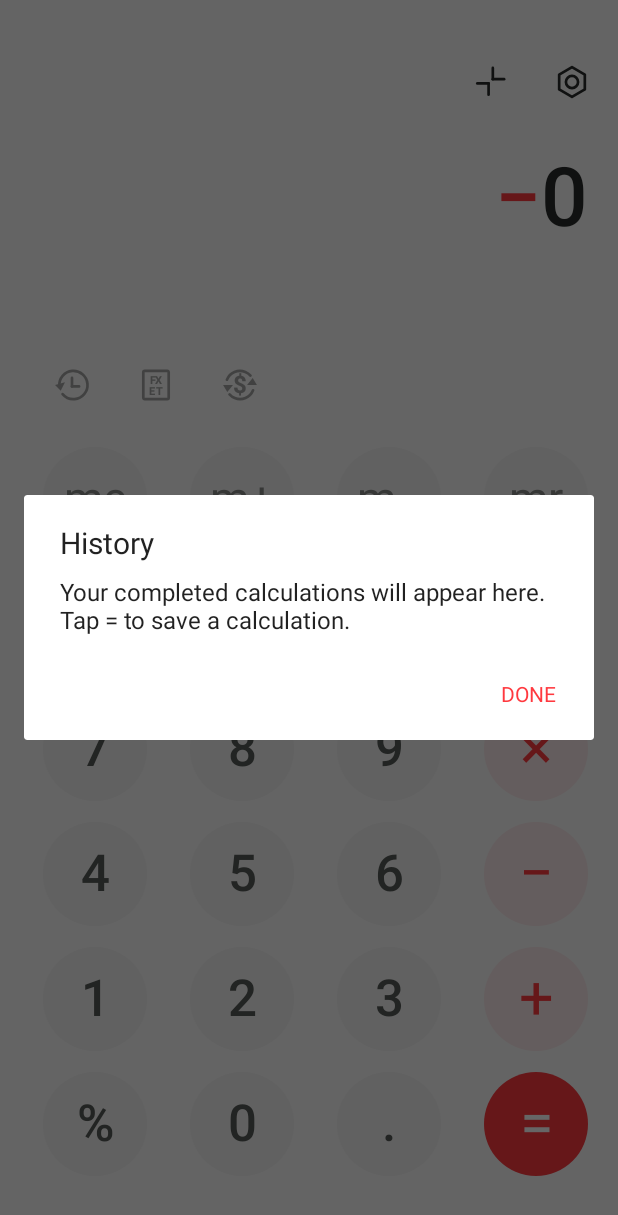
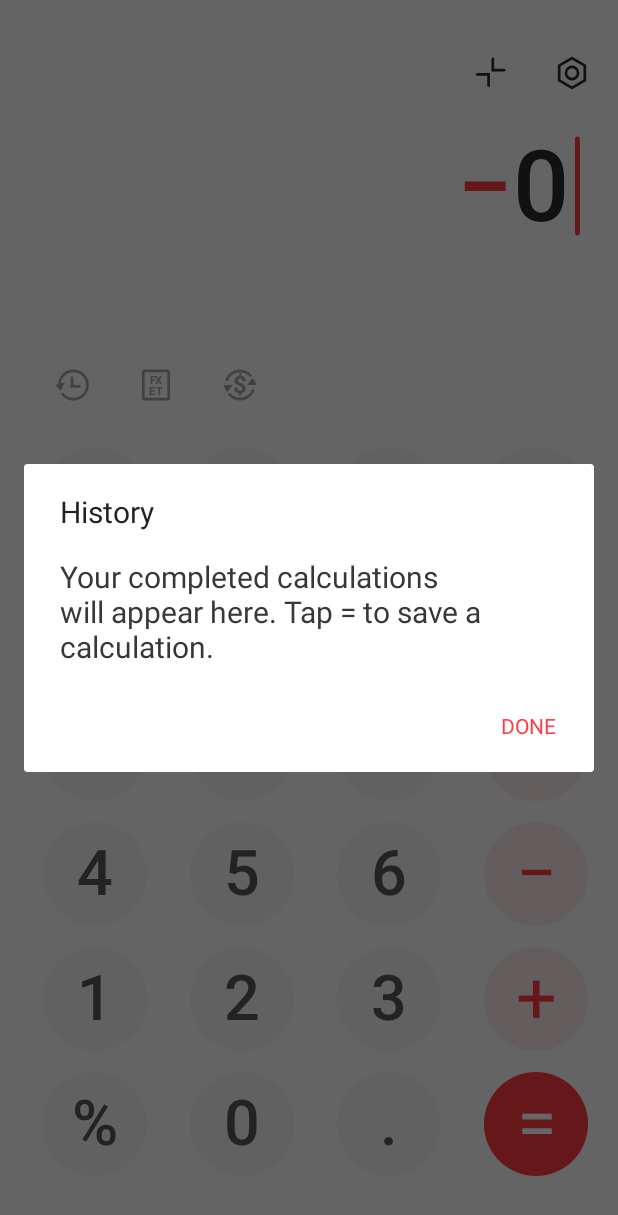
Before and after one commit to Shirochi-stack/coral-calculator, an Android app: the screen it shows after launch (MainActivity), after a tap on "Calculation history", on a phone screen of 412 x 824 dp. Shown: the top 1215 px of the screen. Run offline under Robolectric (Android 15) with nearby library versions, the phone set to English and light mode, and no system bars; 3 other taps on this screen came first.

Commit message:
Enlarge text for easier reading and add a blinking entry caret
Display digits, key labels, and dialog text are larger. A coral caret
blinks after the expression while a number is being entered, and hides
once a calculation is completed. Bump version to 1.0.6.

Co-Authored-By: Claude Fable 5.2 <noreply@anthropic.com>
Claude-Session: https://claude.ai/code/session_01TYEWpS9UBcWYotH9Ysh4kh

```diff
--- a/app/build.gradle
+++ b/app/build.gradle
@@ -10,8 +10,8 @@ android {
         applicationId 'com.coral.calculator'
         minSdk 26
         targetSdk 35
-        versionCode 6
-        versionName '1.0.5'
+        versionCode 7
+        versionName '1.0.6'
     }
 
     buildFeatures {
--- a/app/src/main/java/com/coral/calculator/CalculatorLayout.java
+++ b/app/src/main/java/com/coral/calculator/CalculatorLayout.java
@@ -30,7 +30,7 @@ public final class CalculatorLayout extends ViewGroup {
     private static final int INK = Color.rgb(41, 43, 42);
     private static final int MUTED = Color.rgb(162, 164, 163);
     public interface Listener { void onKey(String key); void onTool(String tool); }
-    private final TextView expression;
+    private final DisplayView expression;
     private final TextView result;
     private final View[] tools = new View[5];
     private final View[] keys = new View[24];
@@ -101,8 +101,8 @@ public final class CalculatorLayout extends ViewGroup {
         setDark(false);
     }
 
-    private TextView display(Context context, int color, String font) {
-        TextView view = new TextView(context);
+    private DisplayView display(Context context, int color, String font) {
+        DisplayView view = new DisplayView(context);
         view.setTextColor(color);
         view.setGravity(Gravity.RIGHT | Gravity.CENTER_VERTICAL);
         view.setIncludeFontPadding(false);
@@ -132,6 +132,7 @@ public final class CalculatorLayout extends ViewGroup {
                 styled.setSpan(new ForegroundColorSpan(CORAL), i, i + 1, Spanned.SPAN_EXCLUSIVE_EXCLUSIVE);
         }
         expression.setText(styled);
+        expression.showCaret(!completed);
         expression.setContentDescription("Expression: " + equation);
         result.setText(preview);
         applyDisplayColors();
@@ -156,7 +157,7 @@ public final class CalculatorLayout extends ViewGroup {
         final int color;
 
         DisplayPose(TextView view) {
-            right = view.getRight() + view.getTranslationX();
+            right = view.getRight() - view.getPaddingRight() + view.getTranslationX();
             centerY = (view.getTop() + view.getBottom()) / 2f + view.getTranslationY();
             textSize = view.getTextSize() * view.getScaleX();
             alpha = view.getAlpha();
@@ -215,7 +216,7 @@ public final class CalculatorLayout extends ViewGroup {
         float remaining = 1 - progress;
         float scale = from.textSize / view.getTextSize();
         float offset = repeated ? contentWidth * .012f : 0;
-        view.setTranslationX((from.right - view.getRight()) * remaining);
+        view.setTranslationX((from.right - (view.getRight() - view.getPaddingRight())) * remaining);
         view.setTranslationY((from.centerY - (view.getTop() + view.getBottom()) / 2f + offset) * remaining);
         view.setScaleX(1 + (scale - 1) * remaining);
         view.setScaleY(1 + (scale - 1) * remaining);
@@ -267,16 +268,18 @@ public final class CalculatorLayout extends ViewGroup {
         for (int i = 0; i < keys.length; i++) {
             keys[i].measure(exact(diameter), exact(diameter));
             if (keys[i] instanceof TextView) {
-                float size = i < 4 ? .073f : i == 4 ? .063f : i == 6 ? .065f : i % 4 == 3 ? .098f : .082f;
+                float size = i < 4 ? .084f : i == 4 ? .078f : i == 6 ? .074f : i % 4 == 3 ? .116f : .102f;
                 ((TextView) keys[i]).setTextSize(TypedValue.COMPLEX_UNIT_PX, (landscape ? diameter / .169f : w) * size);
             }
         }
         int touchSize = Math.round(Math.max(48 * getResources().getDisplayMetrics().density, w * .092f));
         for (View tool : tools) tool.measure(exact(touchSize), exact(touchSize));
-        expression.setAutoSizeTextTypeUniformWithConfiguration(12, Math.max(13, Math.round(w * (completed ? .072f : .132f))), 1, TypedValue.COMPLEX_UNIT_PX);
-        result.setAutoSizeTextTypeUniformWithConfiguration(12, Math.max(13, Math.round(w * (completed ? .132f : .08f))), 1, TypedValue.COMPLEX_UNIT_PX);
-        expression.measure(exact(Math.round(w * .88f)), exact(Math.round(w * (completed ? .10f : .166f))));
-        result.measure(exact(Math.round(w * .88f)), exact(Math.round(w * (completed ? .166f : .105f))));
+        // Room for the blinking caret that follows the number being entered.
+        expression.setPadding(0, 0, completed ? 0 : Math.round(w * .03f), 0);
+        expression.setAutoSizeTextTypeUniformWithConfiguration(12, Math.max(13, Math.round(w * (completed ? .095f : .16f))), 1, TypedValue.COMPLEX_UNIT_PX);
+        result.setAutoSizeTextTypeUniformWithConfiguration(12, Math.max(13, Math.round(w * (completed ? .16f : .11f))), 1, TypedValue.COMPLEX_UNIT_PX);
+        expression.measure(exact(Math.round(w * .88f)), exact(Math.round(w * (completed ? .125f : .20f))));
+        result.measure(exact(Math.round(w * .88f)), exact(Math.round(w * (completed ? .20f : .135f))));
     }
 
     private static int exact(int size) { return MeasureSpec.makeMeasureSpec(size, MeasureSpec.EXACTLY); }
@@ -312,9 +315,9 @@ public final class CalculatorLayout extends ViewGroup {
         center(tools[2], x + w * .117f, utilityY);
         center(tools[3], x + w * .252f, utilityY);
         center(tools[4], x + w * .388f, utilityY);
-        float expressionY = utilityY - w * .385f;
+        float expressionY = utilityY - w * .42f;
         place(expression, x + w * .072f, expressionY);
-        place(result, x + w * .072f, utilityY - w * (completed ? .265f : .202f));
+        place(result, x + w * .072f, utilityY - w * (completed ? .285f : .215f));
         float headerY = top + Math.max(w * .077f, (expressionY - top) * .46f) + w * .024f;
         center(tools[0], x + w * .793f, headerY);
         center(tools[1], x + w * .925f, headerY);
@@ -322,7 +325,7 @@ public final class CalculatorLayout extends ViewGroup {
     }
 
     private void finishDisplayLayout(boolean changed) {
-        expression.setPivotX(expression.getWidth());
+        expression.setPivotX(expression.getWidth() - expression.getPaddingRight());
         expression.setPivotY(expression.getHeight() / 2f);
         result.setPivotX(result.getWidth());
         result.setPivotY(result.getHeight() / 2f);
@@ -333,6 +336,65 @@ public final class CalculatorLayout extends ViewGroup {
         } else if (changed) {
             stopDisplayAnimation();
             applyDisplayColors();
+        }
+    }
+
+    /** Display line that can show a blinking text caret after its right-aligned content. */
+    private static final class DisplayView extends TextView {
+        private static final long BLINK_MS = 500;
+        private final Paint caretPaint = new Paint(Paint.ANTI_ALIAS_FLAG);
+        private final Runnable blink = new Runnable() {
+            @Override public void run() {
+                caretOn = !caretOn;
+                invalidate();
+                postDelayed(this, BLINK_MS);
+            }
+        };
+        private boolean caret;
+        private boolean caretOn;
+
+        DisplayView(Context context) {
+            super(context);
+            caretPaint.setColor(CORAL);
+        }
+
+        /** Also restarts the blink, so the caret stays solid while keys are being pressed. */
+        void showCaret(boolean show) {
+            caret = show;
+            restartBlink();
+        }
+
+        private void restartBlink() {
+            removeCallbacks(blink);
+            caretOn = caret;
+            invalidate();
+            if (caret && isAttachedToWindow() && getWindowVisibility() == VISIBLE) postDelayed(blink, BLINK_MS);
+        }
+
+        @Override protected void onAttachedToWindow() {
+            super.onAttachedToWindow();
+            restartBlink();
+        }
+
+        @Override protected void onDetachedFromWindow() {
+            removeCallbacks(blink);
+            super.onDetachedFromWindow();
+        }
+
+        @Override protected void onWindowVisibilityChanged(int visibility) {
+            super.onWindowVisibilityChanged(visibility);
+            restartBlink();
+        }
+
+        @Override protected void onDraw(Canvas canvas) {
+            super.onDraw(canvas);
+            if (!caret || !caretOn) return;
+            float size = getTextSize();
+            float thickness = Math.max(2 * getResources().getDisplayMetrics().density, size * .05f);
+            float left = Math.min(getWidth() - getPaddingRight() + size * .06f, getWidth() - thickness);
+            float baseline = getBaseline();
+            canvas.drawRoundRect(left, baseline + getPaint().ascent() * .92f, left + thickness, baseline + getPaint().descent() * .6f,
+                    thickness / 2, thickness / 2, caretPaint);
         }
     }
 
--- a/app/src/main/java/com/coral/calculator/ConverterDialogs.java
+++ b/app/src/main/java/com/coral/calculator/ConverterDialogs.java
@@ -164,7 +164,7 @@ public final class ConverterDialogs {
         final TextView text(String value, int size, int color) {
             TextView view = new TextView(context);
             view.setText(value);
-            view.setTextSize(size);
+            view.setTextSize(size * 1.3f);
             view.setTextColor(color);
             view.setLineSpacing(dp(2), 1f);
             return view;
@@ -183,7 +183,7 @@ public final class ConverterDialogs {
             input.setId(View.generateViewId());
             labelView.setLabelFor(input.getId());
             input.setTextColor(INK);
-            input.setTextSize(22);
+            input.setTextSize(28);
             input.setSingleLine(true);
             input.setSelectAllOnFocus(true);
             input.setMinHeight(dp(52));
@@ -239,7 +239,7 @@ public final class ConverterDialogs {
         final Button addSwap(String description) {
             Button swap = new Button(context);
             swap.setText("⇄  Swap");
-            swap.setTextSize(14);
+            swap.setTextSize(18);
             swap.setAllCaps(false);
             swap.setTextColor(CORAL);
             swap.setContentDescription(description);
--- a/app/src/main/java/com/coral/calculator/MainActivity.java
+++ b/app/src/main/java/com/coral/calculator/MainActivity.java
@@ -177,16 +177,16 @@ public final class MainActivity extends Activity implements CalculatorLayout.Lis
     private void showSettings() {
         LinearLayout content = dialogColumn();
         Switch vibration = new Switch(this);
-        vibration.setText("Key vibration"); vibration.setChecked(haptics); vibration.setPadding(0, dp(12), 0, dp(12));
+        vibration.setText("Key vibration"); vibration.setTextSize(20); vibration.setChecked(haptics); vibration.setPadding(0, dp(12), 0, dp(12));
         vibration.setOnCheckedChangeListener((button, checked) -> { haptics = checked; save(); });
         content.addView(vibration);
         Switch theme = new Switch(this);
-        theme.setText("Dark appearance"); theme.setChecked(dark); theme.setPadding(0, dp(12), 0, dp(12));
+        theme.setText("Dark appearance"); theme.setTextSize(20); theme.setChecked(dark); theme.setPadding(0, dp(12), 0, dp(12));
         theme.setOnCheckedChangeListener((button, checked) -> { dark = checked; applyTheme(); refresh(); save(); });
         content.addView(theme);
         TextView about = new TextView(this);
         about.setText("Coral Calculator " + BuildConfig.VERSION_NAME + "\n\nLong-press the display to copy a result.\nCalculations and history stay on this device.");
-        about.setTextSize(14); about.setTextColor(0xFF777777); about.setPadding(0, dp(20), 0, dp(8));
+        about.setTextSize(18); about.setTextColor(0xFF777777); about.setPadding(0, dp(20), 0, dp(8));
         content.addView(about);
         new AlertDialog.Builder(this).setTitle("Settings").setView(content).setPositiveButton("Done", null).show();
     }
@@ -194,8 +194,10 @@ public final class MainActivity extends Activity implements CalculatorLayout.Lis
     private void showHistory() {
         AlertDialog.Builder builder = new AlertDialog.Builder(this).setTitle("History").setPositiveButton("Done", null);
         if (history.isEmpty()) {
-            builder.setMessage("Your completed calculations will appear here. Tap = to save a calculation.");
-            builder.show(); return;
+            TextView empty = new TextView(this);
+            empty.setText("Your completed calculations will appear here. Tap = to save a calculation.");
+            empty.setTextSize(20); empty.setTextColor(0xFF363936); empty.setPadding(dp(24), dp(16), dp(24), dp(8));
+            builder.setView(empty).show(); return;
         }
         LinearLayout content = dialogColumn();
         ScrollView scroll = new ScrollView(this); scroll.addView(content);
@@ -204,7 +206,7 @@ public final class MainActivity extends Activity implements CalculatorLayout.Lis
             TextView row = new TextView(this);
             String equation = NumberFormatter.format(entry[0]);
             String answer = NumberFormatter.format(entry[1]);
-            row.setText(equation + "\n= " + answer); row.setTextSize(20); row.setTextColor(0xFF363936);
+            row.setText(equation + "\n= " + answer); row.setTextSize(24); row.setTextColor(0xFF363936);
             row.setPadding(0, dp(12), 0, dp(16)); row.setContentDescription(equation + " equals " + answer + ". Tap to use result");
             row.setBackgroundResource(android.R.drawable.list_selector_background);
             row.setOnClickListener(v -> { useValue(entry[1]); dialog.dismiss(); });
```
Also changed, not shown: 1 other file.
